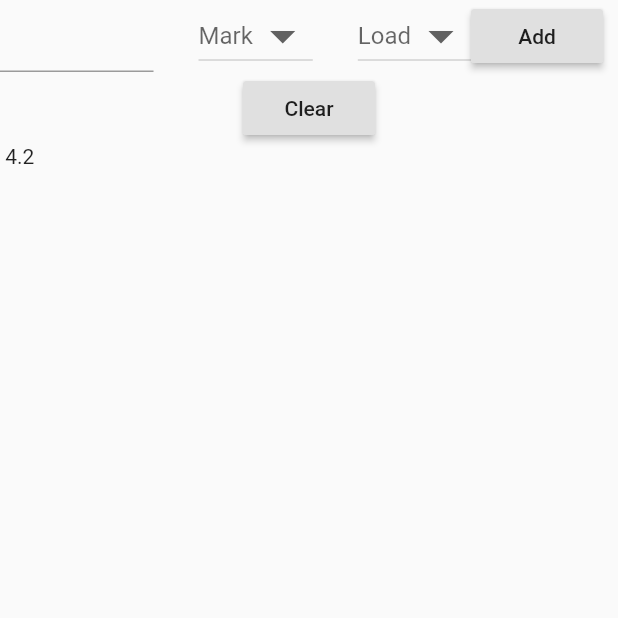
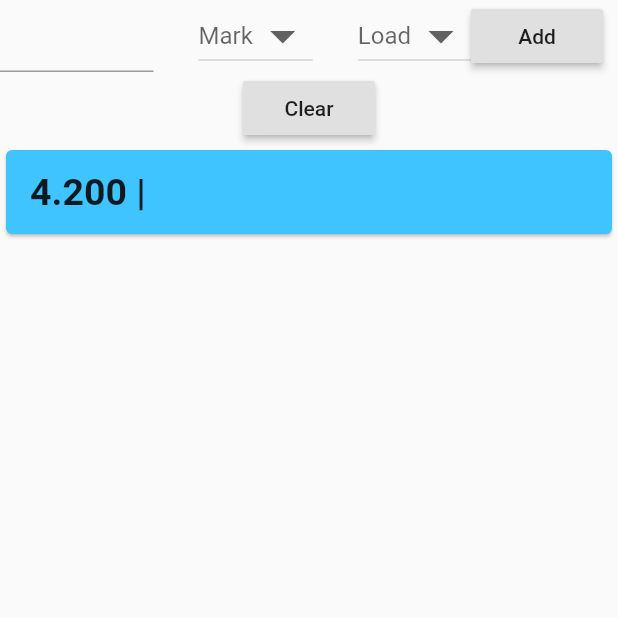
Before and after one commit to hashem78/3lamati, a Flutter app: the screen it shows after launch, after a tap on "Add", on a phone screen of 412 x 824 dp, the top half of it. Run offline on Flutter 3.47's test engine with Material 2 defaults, Android fonts, the phone set to English and light mode, and no system bars.

Commit message:
Make the calculated stuff more desirable to read

```diff
--- a/_3lamati/lib/widgets/available_choices.dart
+++ b/_3lamati/lib/widgets/available_choices.dart
@@ -41,7 +41,26 @@ class AvailableChoices extends StatelessWidget {
           }
         }
         double gpa = (sumMarks / sumLoads);
-        return Text("${avail[index].join(' ')} $gpa");
+        return Card(
+          color: Colors.lightBlueAccent,
+          child: ListTile(
+            leading: Text(
+              "${gpa.toStringAsFixed(3)} |",
+              style: TextStyle(
+                fontWeight: FontWeight.bold,
+                fontSize: 25,
+              ),
+            ),
+            title: Text(
+              avail[index].join(' '),
+              textAlign: TextAlign.center,
+              style: TextStyle(
+                fontSize: 30,
+                fontWeight: FontWeight.bold,
+              ),
+            ),
+          ),
+        );
       },
     );
   }
```
